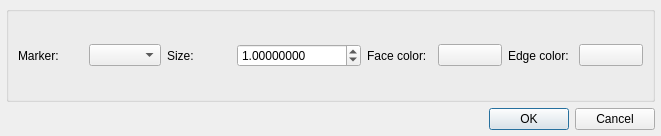
Qt form hexrdgui/resources/ui/wppf_style_picker.ui (HEXRD/hexrdgui) before a commit.
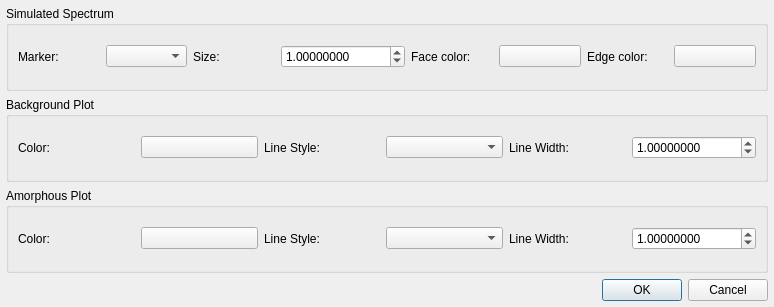
The same form after that commit. Custom widgets are drawn as their Qt base class.

Commit message:
Add ability to plot WPPF background and amorphous
This adds a couple of checkboxes to the WPPF options dialog to
plot the background and amorphous on the azimuthal lineout in the
polar view.

There are also options to edit the styles of these plots within
"Edit Plot Style".

Fixes: #1892

The edit to the form file:
```diff
--- a/hexrdgui/resources/ui/wppf_style_picker.ui
+++ b/hexrdgui/resources/ui/wppf_style_picker.ui
@@ -6,8 +6,8 @@
    <rect>
     <x>0</x>
     <y>0</y>
-    <width>661</width>
-    <height>136</height>
+    <width>774</width>
+    <height>307</height>
    </rect>
   </property>
   <layout class="QGridLayout" name="gridLayout">
@@ -23,29 +23,81 @@
    <property name="bottomMargin">
     <number>6</number>
    </property>
-   <item row="2" column="0" colspan="2">
-    <widget class="QGroupBox" name="style_group">
+   <item row="1" column="0" colspan="2">
+    <widget class="QGroupBox" name="background_group">
      <property name="title">
-      <string/>
+      <string>Background Plot</string>
      </property>
      <layout class="QGridLayout" name="gridLayout_2">
-      <item row="0" column="5">
-       <widget class="QLabel" name="face_color_label">
+      <item row="0" column="4">
+       <widget class="QLabel" name="background_line_width_label">
         <property name="text">
-         <string>Face color:</string>
+         <string>Line Width:</string>
         </property>
        </widget>
       </item>
-      <item row="0" column="7">
-       <widget class="QLabel" name="edge_color_label">
+      <item row="0" column="0">
+       <widget class="QLabel" name="background_color_label">
         <property name="text">
-         <string>Edge color:</string>
+         <string>Color:</string>
         </property>
        </widget>
       </item>
+      <item row="0" column="3">
+       <widget class="QComboBox" name="background_line_style"/>
+      </item>
       <item row="0" column="1">
-       <widget class="QComboBox" name="marker"/>
+       <widget class="QPushButton" name="background_color">
+        <property name="text">
+         <string/>
+        </property>
+       </widget>
       </item>
+      <item row="0" column="2">
+       <widget class="QLabel" name="background_line_style_label">
+        <property name="text">
+         <string>Line Style:</string>
+        </property>
+        <property name="buddy">
+         <cstring>background_line_style</cstring>
+        </property>
+       </widget>
+      </item>
+      <item row="0" column="5">
+       <widget class="ScientificDoubleSpinBox" name="background_line_width">
+        <property name="keyboardTracking">
+         <bool>false</bool>
+        </property>
+        <property name="decimals">
+         <number>8</number>
+        </property>
+        <property name="maximum">
+         <double>100000.000000000000000</double>
+        </property>
+        <property name="singleStep">
+         <double>0.100000000000000</double>
+        </property>
+        <property name="value">
+         <double>1.000000000000000</double>
+        </property>
+       </widget>
+      </item>
+     </layout>
+    </widget>
+   </item>
+   <item row="3" column="0" colspan="2">
+    <widget class="QDialogButtonBox" name="button_box">
+     <property name="standardButtons">
+      <set>QDialogButtonBox::Cancel|QDialogButtonBox::Ok</set>
+     </property>
+    </widget>
+   </item>
+   <item row="0" column="0" colspan="2">
+    <widget class="QGroupBox" name="simulated_spectrum_group">
+     <property name="title">
+      <string>Simulated Spectrum</string>
+     </property>
+     <layout class="QGridLayout" name="gridLayout_3">
       <item row="0" column="0">
        <widget class="QLabel" name="marker_label">
         <property name="text">
@@ -53,40 +105,20 @@
         </property>
        </widget>
       </item>
-      <item row="0" column="3">
+      <item row="0" column="1">
+       <widget class="QComboBox" name="marker"/>
+      </item>
+      <item row="0" column="2">
        <widget class="QLabel" name="marker_size_label">
         <property name="text">
          <string>Size:</string>
         </property>
-       </widget>
-      </item>
-      <item row="0" column="6">
-       <widget class="QPushButton" name="face_color">
-        <property name="text">
-         <string/>
+        <property name="buddy">
+         <cstring>marker_size</cstring>
         </property>
-        <property name="checkable">
-         <bool>true</bool>
-        </property>
-        <property name="checked">
-         <bool>false</bool>
-        </property>
        </widget>
       </item>
-      <item row="0" column="8">
-       <widget class="QPushButton" name="edge_color">
-        <property name="text">
-         <string/>
-        </property>
-        <property name="checkable">
-         <bool>true</bool>
-        </property>
-        <property name="checked">
-         <bool>false</bool>
-        </property>
-       </widget>
-      </item>
-      <item row="0" column="4">
+      <item row="0" column="3">
        <widget class="ScientificDoubleSpinBox" name="marker_size">
         <property name="keyboardTracking">
          <bool>false</bool>
@@ -105,14 +137,121 @@
         </property>
        </widget>
       </item>
+      <item row="0" column="4">
+       <widget class="QLabel" name="face_color_label">
+        <property name="text">
+         <string>Face color:</string>
+        </property>
+        <property name="buddy">
+         <cstring>face_color</cstring>
+        </property>
+       </widget>
+      </item>
+      <item row="0" column="5">
+       <widget class="QPushButton" name="face_color">
+        <property name="text">
+         <string/>
+        </property>
+        <property name="checkable">
+         <bool>true</bool>
+        </property>
+        <property name="checked">
+         <bool>false</bool>
+        </property>
+       </widget>
+      </item>
+      <item row="0" column="6">
+       <widget class="QLabel" name="edge_color_label">
+        <property name="text">
+         <string>Edge color:</string>
+        </property>
+        <property name="buddy">
+         <cstring>edge_color</cstring>
+        </property>
+       </widget>
+      </item>
+      <item row="0" column="7">
+       <widget class="QPushButton" name="edge_color">
+        <property name="text">
+         <string/>
+        </property>
+        <property name="checkable">
+         <bool>true</bool>
+        </property>
+        <property name="checked">
+         <bool>false</bool>
+        </property>
+       </widget>
+      </item>
      </layout>
     </widget>
    </item>
-   <item row="3" column="0" colspan="2">
-    <widget class="QDialogButtonBox" name="button_box">
-     <property name="standardButtons">
-      <set>QDialogButtonBox::Cancel|QDialogButtonBox::Ok</set>
+   <item row="2" column="0" colspan="2">
+    <widget class="QGroupBox" name="amorphous_group">
+     <property name="title">
+      <string>Amorphous Plot</string>
      </property>
+     <layout class="QGridLayout" name="gridLayout_4">
+      <item row="0" column="0">
+       <widget class="QLabel" name="amorphous_color_label">
+        <property name="text">
+         <string>Color:</string>
+        </property>
+        <property name="buddy">
+         <cstring>amorphous_color</cstring>
+        </property>
+       </widget>
+      </item>
+      <item row="0" column="1">
+       <widget class="QPushButton" name="amorphous_color">
+        <property name="text">
+         <string/>
+        </property>
+       </widget>
+      </item>
+      <item row="0" column="2">
+       <widget class="QLabel" name="amorphous_line_style_label">
+        <property name="text">
+         <string>Line Style:</string>
+        </property>
+        <property name="buddy">
+         <cstring>amorphous_line_style</cstring>
+        </property>
+       </widget>
+      </item>
+      <item row="0" column="3">
+       <widget class="QComboBox" name="amorphous_line_style"/>
+      </item>
+      <item row="0" column="4">
+       <widget class="QLabel" name="amorphous_line_width_label">
+        <property name="text">
+         <string>Line Width:</string>
+        </property>
+        <property name="buddy">
+         <cstring>amorphous_line_width</cstring>
+        </property>
+       </widget>
+      </item>
+      <item row="0" column="5">
+       <widget class="ScientificDoubleSpinBox" name="amorphous_line_width">
+        <property name="keyboardTracking">
+         <bool>false</bool>
+        </property>
+        <property name="decimals">
+         <number>8</number>
+        </property>
+        <property name="maximum">
+         <double>100000.000000000000000</double>
+        </property>
+        <property name="singleStep">
+         <double>0.100000000000000</double>
+        </property>
+        <property name="value">
+         <double>1.000000000000000</double>
+        </property>
+       </widget>
+      </item>
+     </layout>
     </widget>
    </item>
   </layout>
```
Left out of the diff: 18 changed lines with no effect on the pictures. The commit also changes 7 other files.
